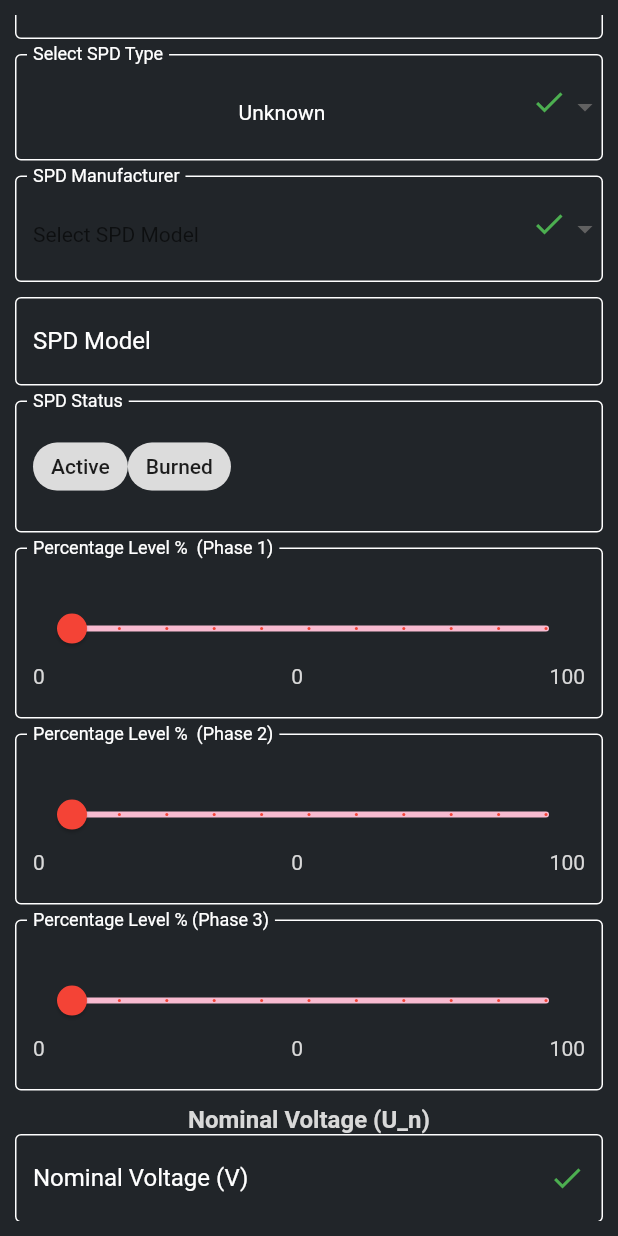
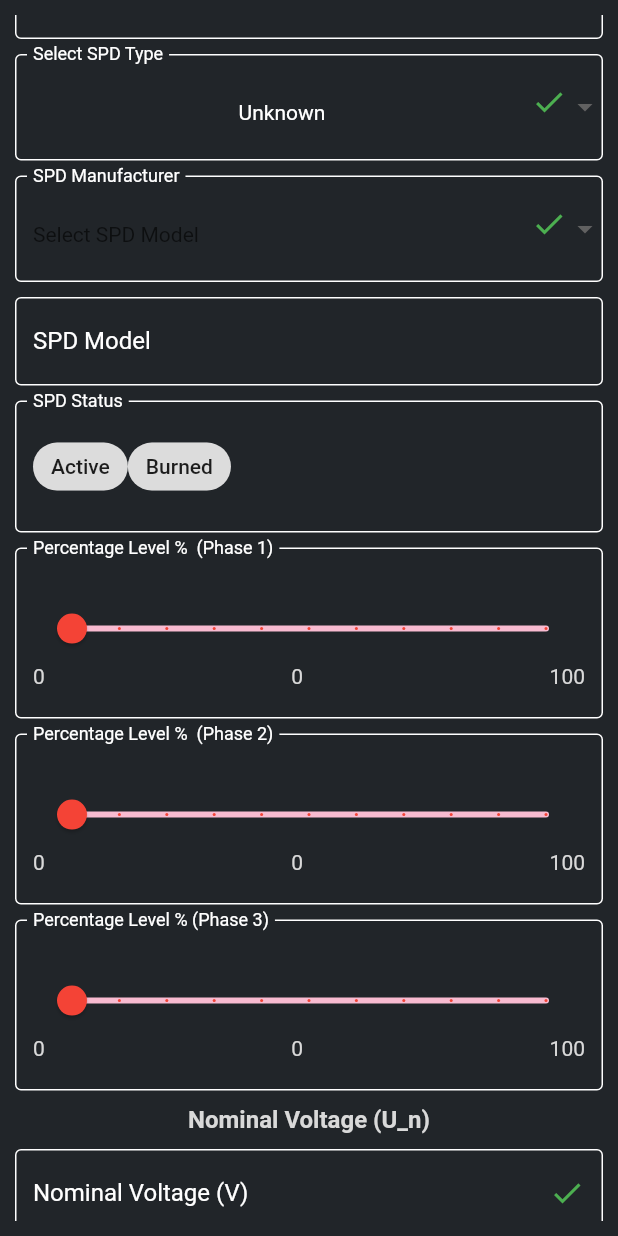
Before and after one commit to JMNaveeth/SLT_First_Project, a Flutter app: the CompleteForm screen opened directly, scrolled down 576 dp, on a phone screen of 412 x 824 dp. Run offline on Flutter 3.47's test engine with Material 3 defaults, Android fonts, the phone set to English and light mode, and no system bars; drawn by our look-alikes of flutter_form_builder; our stand-ins replace another_flushbar, form_builder_validators, shared_preferences; accounts and stored records are empty.

Commit message:
Enhance UI in AddacSPD and UpdateSPDDetails by adding spacing, custom text colors, and improving layout for better readability

```diff
--- a/lib/2nd sub folder/SPD Maitenance/AddACSPD/AddacSPD.dart
+++ b/lib/2nd sub folder/SPD Maitenance/AddACSPD/AddacSPD.dart
@@ -2376,6 +2376,7 @@ class _CompleteFormState extends State<CompleteForm> {
                             FontWeight.bold, // Set the fontWeight to bold
                       ),
                     ),
+                    SizedBox(height: 10),
 
                     //SPD Nominal Voltage Text Field
                     FormBuilderTextField(
@@ -2657,10 +2658,13 @@ class _CompleteFormState extends State<CompleteForm> {
                         });
                       },
                     ),
+                    SizedBox(height: 10),
 
                     FormBuilderTextField(
                       autovalidateMode: AutovalidateMode.always,
                       name: 'L8to20NomD',
+                      style: TextStyle(color: customColors.mainTextColor),
+
                       decoration: InputDecoration(
                         labelText:
                             'Nominal Discharge Current rating (In)-Live (8/20µs) (kA)',
@@ -2694,10 +2698,13 @@ class _CompleteFormState extends State<CompleteForm> {
                       keyboardType: TextInputType.number,
                       textInputAction: TextInputAction.next,
                     ),
+                    SizedBox(height: 10),
 
                     FormBuilderTextField(
                       autovalidateMode: AutovalidateMode.always,
                       name: 'N8to20NomD',
+                      style: TextStyle(color: customColors.mainTextColor),
+
                       decoration: InputDecoration(
                         labelText:
                             'Nominal Discharge Current rating (In)-Neutral (8/20µs) (kA)',
@@ -2731,10 +2738,13 @@ class _CompleteFormState extends State<CompleteForm> {
                       keyboardType: TextInputType.number,
                       textInputAction: TextInputAction.next,
                     ),
+                    SizedBox(height: 10),
 
                     FormBuilderTextField(
                       autovalidateMode: AutovalidateMode.always,
                       name: 'L10to350ImpD',
+                      style: TextStyle(color: customColors.mainTextColor),
+
                       decoration: InputDecoration(
                         labelText:
                             'Impulse Discharge Current rating (Iimp)-Live (10/350µs) (kA)',
@@ -2769,11 +2779,13 @@ class _CompleteFormState extends State<CompleteForm> {
                       textInputAction: TextInputAction.next,
                     ),
 
-                    //
-                    //
+                    SizedBox(height: 10),
+
                     FormBuilderTextField(
                       autovalidateMode: AutovalidateMode.always,
                       name: 'N10to350ImpD',
+                      style: TextStyle(color: customColors.mainTextColor),
+
                       decoration: InputDecoration(
                         labelText:
                             'Impulse Discharge Current rating (Iimp)-Neutral (10/350µs)',
```
Also changed, not shown: lib/2nd sub folder/SPD Maitenance/UpdateSPD/UpdateSPDDetails.dart (+80 -26 lines).
